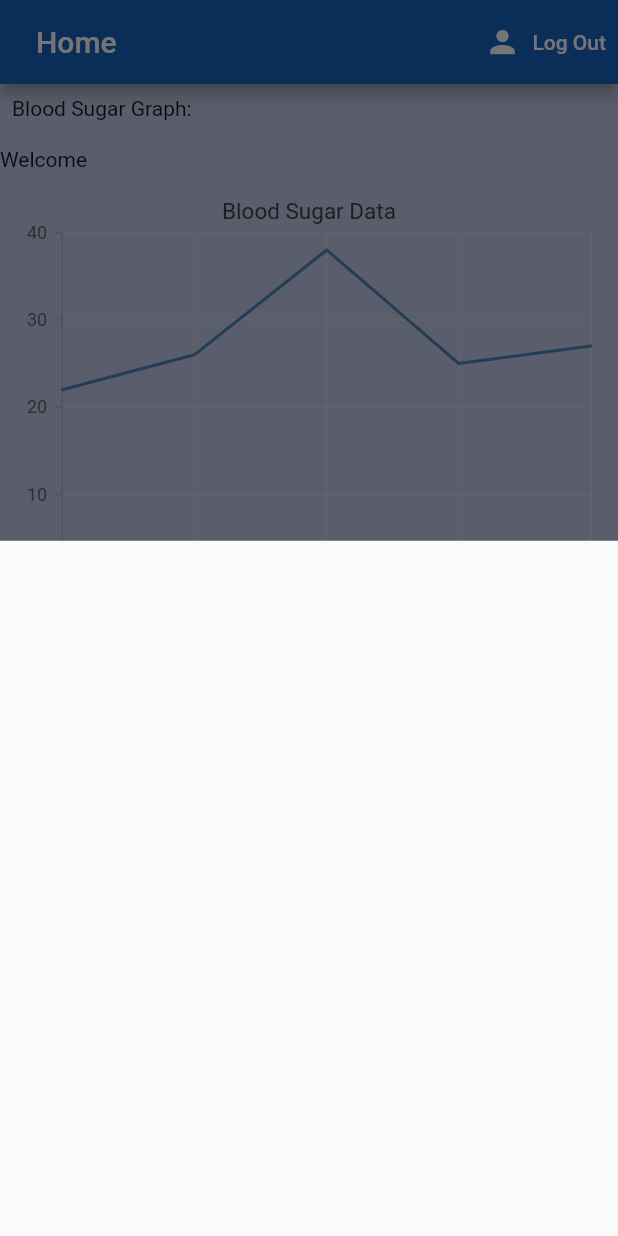
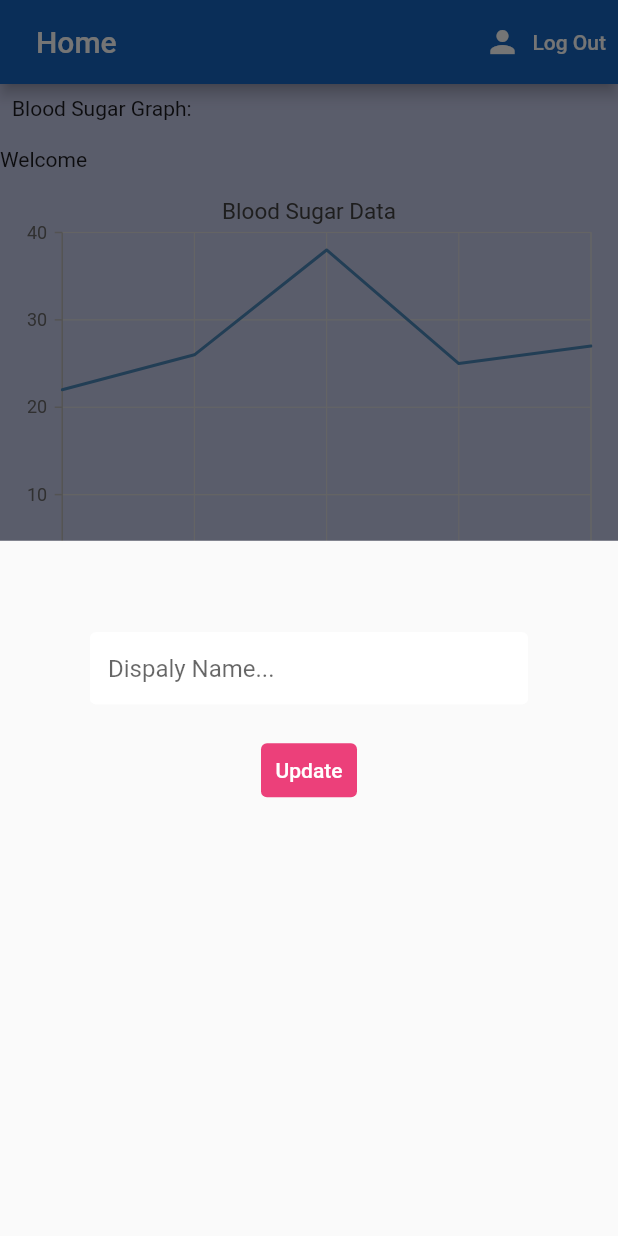
Before and after one commit to mhk51/EECE-502-Final-Year-Project, a Flutter app: the screen it shows once a user with an empty profile is signed in, after a tap on the "settings" icon, on a phone screen of 412 x 824 dp. Run offline on Flutter 3.47's test engine with Material 2 defaults, Android fonts, the phone set to English and light mode, and no system bars; our stand-ins replace firebase_auth, firebase_core, flutter_spinkit, syncfusion_flutter_charts; accounts and stored records are empty.

Commit message:
Home Screen and Settings Form

```diff
--- a/lib/screens/Authentication/register.dart
+++ b/lib/screens/Authentication/register.dart
@@ -20,6 +20,7 @@ class _RegisterState extends State<Register> {
   // text field state
   String email = '';
   String password = '';
+  String confirmPass = '';
   String username = '';
 
   @override
@@ -91,6 +92,17 @@ class _RegisterState extends State<Register> {
                       },
                     ),
                     const SizedBox(height: 20.0),
+                    TextFormField(
+                      decoration: textInputDecoration.copyWith(
+                          hintText: 'Confirm Password...'),
+                      obscureText: true,
+                      validator: (val) =>
+                          val != password ? 'Enter a matching password' : null,
+                      onChanged: (val) {
+                        setState(() => confirmPass = val);
+                      },
+                    ),
+                    const SizedBox(height: 20.0),
                     ElevatedButton(
                       child: const Text(
                         'Register',
--- a/lib/screens/home_screen.dart
+++ b/lib/screens/home_screen.dart
@@ -3,6 +3,7 @@ import 'package:flutter/material.dart';
 import 'package:flutter_application_1/custom/border_box.dart';
 import 'package:flutter_application_1/custom/line_chart.dart';
 import 'package:flutter_application_1/models/user.dart';
+import 'package:flutter_application_1/screens/settings_form.dart';
 import 'package:flutter_application_1/services/auth.dart';
 import 'package:provider/provider.dart';
 
@@ -21,7 +22,7 @@ class HomeScreen extends StatelessWidget {
             return Container(
               padding:
                   const EdgeInsets.symmetric(vertical: 20.0, horizontal: 60.0),
-              // child: const SettingsForm(),
+              child: const SettingsForm(),
             );
           });
     }
--- a/lib/screens/settings_form.dart
+++ b/lib/screens/settings_form.dart
@@ -1,4 +1,5 @@
 import 'package:flutter_application_1/models/user.dart';
+import 'package:flutter_application_1/services/auth.dart';
 import 'package:flutter_application_1/services/database.dart';
 import 'package:flutter_application_1/custom/constants.dart';
 import 'package:flutter/material.dart';
@@ -13,18 +14,63 @@ class SettingsForm extends StatefulWidget {
 }
 
 class _SettingsFormState extends State<SettingsForm> {
+  final _auth = AuthService();
   final _formKey = GlobalKey<FormState>();
   final List<String> sugars = ['0', '1', '2', '3', '4'];
 
   // form values
-  String _currentName = "";
-  String _currentSugars = "";
-  // ignore: prefer_final_fields
-  int _currentStrength = 0;
+  // String _currentName = "";
+  // String _currentSugars = "";
+  // // ignore: prefer_final_fields
+  // int _currentStrength = 0;
+  String username = '';
 
   @override
   Widget build(BuildContext context) {
     final user = Provider.of<CustomUser?>(context);
-    return Container();
+    return Container(
+      padding: const EdgeInsets.all(0),
+      child: Form(
+          key: _formKey,
+          child: Column(
+            children: [
+              Text(
+                user!.name!,
+                style: const TextStyle(
+                  fontSize: 18,
+                ),
+              ),
+              const SizedBox(
+                height: 20,
+              ),
+              TextFormField(
+                decoration:
+                    textInputDecoration.copyWith(hintText: 'Dispaly Name...'),
+                validator: (val) => val!.isEmpty ? 'Enter a username' : null,
+                onChanged: (val) {
+                  setState(() => username = val);
+                },
+              ),
+              const SizedBox(
+                height: 20,
+              ),
+              TextButton(
+                onPressed: () async {
+                  if (_formKey.currentState!.validate()) {
+                    await _auth.updateDisplayName(username);
+                    Navigator.pop(context);
+                  }
+                },
+                child: const Text(
+                  'Update',
+                  style: TextStyle(color: Colors.white),
+                ),
+                style: TextButton.styleFrom(
+                  backgroundColor: Colors.pink[400],
+                ),
+              )
+            ],
+          )),
+    );
   }
 }
```
Also changed, not shown: lib/services/auth.dart (+10 -3 lines).
